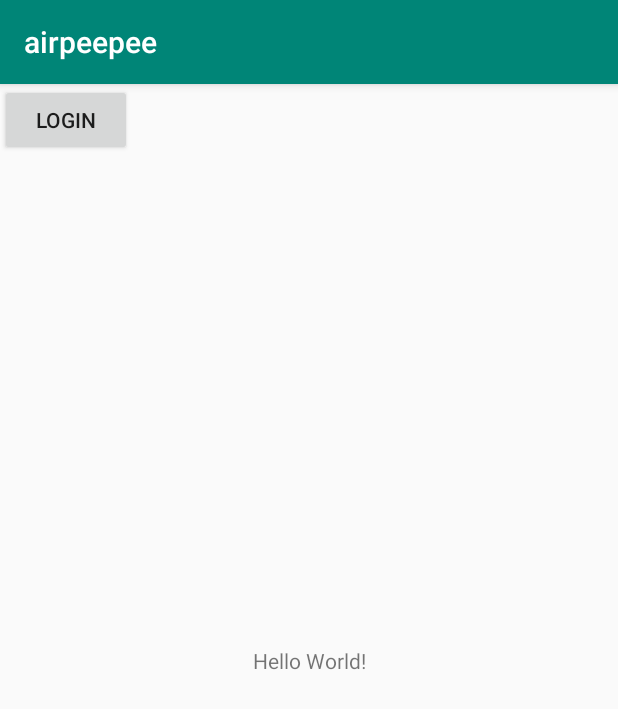
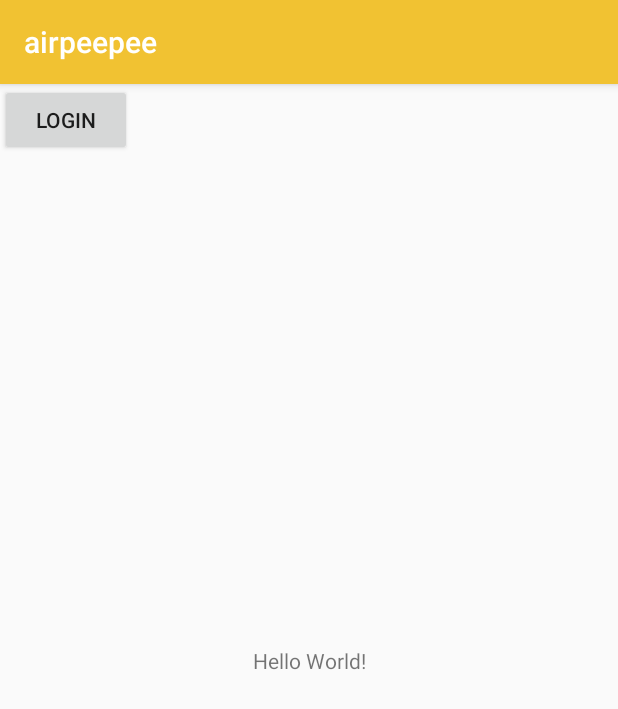
Before and after one commit to mihailm94/airpnpee, an Android app: the screen it shows after launch (MainActivity), on a phone screen of 412 x 824 dp. Shown: the top 709 px of the screen. Run offline under Robolectric (Android 15) with nearby library versions, the phone set to English and light mode, and no system bars.

Commit message:
google  button design

```diff
--- a/app/build.gradle
+++ b/app/build.gradle
@@ -30,6 +30,7 @@ dependencies {
 
     // Dependency for Google Sign-In
     implementation 'com.google.android.gms:play-services-auth:16.0.1'
+    compile 'com.shobhitpuri.custombuttons:google-signin:1.0.0'
 
     // Dependencies for the REST API example
     implementation 'com.google.api-client:google-api-client:1.22.0'
--- a/app/src/main/res/values/colors.xml
+++ b/app/src/main/res/values/colors.xml
@@ -1,6 +1,6 @@
 <?xml version="1.0" encoding="utf-8"?>
 <resources>
-    <color name="colorPrimary">#008577</color>
+    <color name="colorPrimary">#F1C232</color>
     <color name="colorPrimaryDark">#00574B</color>
     <color name="colorAccent">#D81B60</color>
 </resources>
```
Also changed, not shown: app/src/main/res/layout/activity_login.xml (+12 -4 lines).
